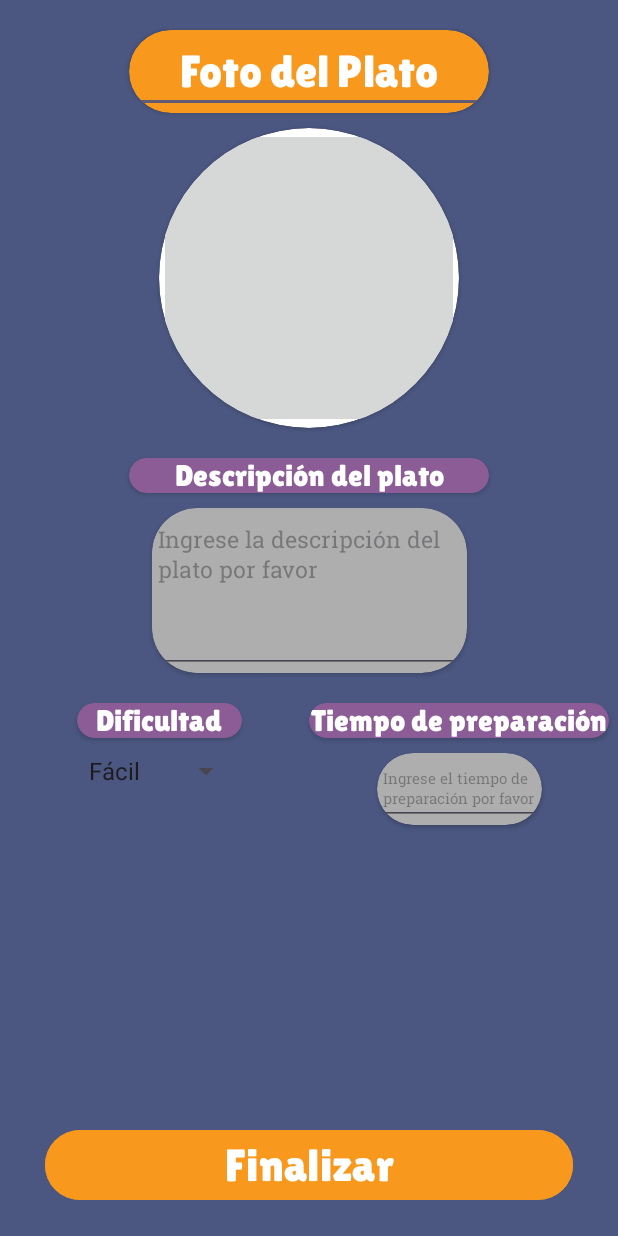
After one commit to Andrezuu/PoPiPa, an Android app: the Descripcion_Dificultad__YMas_Receta screen opened directly, with no data from a screen before it, on a phone screen of 412 x 824 dp. The commit adds this screen. Run offline under Robolectric (Android 15) with nearby library versions, the phone set to English and light mode, and no system bars.

Commit message:
Segunda pantalla de creacion de recetas. Dificultad, descripcion, tiempo y foto de la receta.

```diff
--- a/app/src/main/AndroidManifest.xml
+++ b/app/src/main/AndroidManifest.xml
@@ -5,7 +5,6 @@
     <uses-permission android:name="android.permission.INTERNET" />
     <uses-permission android:name="android.permission.READ_EXTERNAL_STORAGE" />
     <uses-permission android:name="android.permission.WRITE_EXTERNAL_STORAGE" />
-
 
     <application
         android:allowBackup="true"
@@ -17,6 +16,9 @@
         android:supportsRtl="true"
         android:theme="@style/Theme.Popipa"
         tools:targetApi="31">
+        <activity
+            android:name=".Descripcion_Dificultad__YMas_Receta"
+            android:exported="false" />
         <activity
             android:name=".AgregacionRecetas"
             android:exported="false" />
--- a/app/src/main/java/com/example/popipa/AgregacionRecetas.kt
+++ b/app/src/main/java/com/example/popipa/AgregacionRecetas.kt
@@ -46,6 +46,16 @@ class AgregacionRecetas : AppCompatActivity() {
             onImagenNuevoPasoClicked(itemCreacionPasoBinding.imagenPaso)
         }
     }
+    // Funciones para cambiar de pantallas
+    fun onVolverButtonClickedFromAgregarRe(view: View) {
+        val intent = Intent(this, MainMenuActivity::class.java)
+        startActivity(intent)
+        finish()
+    }
+    fun onHechoButtonClickedFromAgregarRe(view: View){
+        val intent = Intent(this, Descripcion_Dificultad__YMas_Receta::class.java)
+        startActivity(intent)
+    }
 
     fun abrirGaleria(result: ActivityResult) {
         if (result.resultCode == RESULT_OK) {
@@ -68,12 +78,6 @@ class AgregacionRecetas : AppCompatActivity() {
         intent.type = "image/*"
         galeriaLauncher.launch(intent)
         itemCreacionPasoBinding = ItemCreacionPasoBinding.inflate(layoutInflater)
-    }
-
-    fun onVolverButtonClickedFromAgregarRe(view: View) {
-        val intent = Intent(this, MainMenuActivity::class.java)
-        startActivity(intent)
-        finish()
     }
 
     fun onAgregarIngrediente(view: View) {
--- /dev/null
+++ b/app/src/main/java/com/example/popipa/Descripcion_Dificultad__YMas_Receta.kt
@@ -0,0 +1,56 @@
+package com.example.popipa
+
+import android.R
+import android.content.Context
+import android.content.Intent
+import androidx.appcompat.app.AppCompatActivity
+import android.os.Bundle
+import android.view.View
+import android.widget.AdapterView
+import android.widget.ArrayAdapter
+import android.widget.Toast
+import com.example.popipa.databinding.ActivityDescripcionDificultadYmasRecetaBinding
+
+class Descripcion_Dificultad__YMas_Receta : AppCompatActivity() {
+
+    lateinit var binding:ActivityDescripcionDificultadYmasRecetaBinding
+    var spinnerSelected = ""
+    val context: Context = this
+
+    override fun onCreate(savedInstanceState: Bundle?) {
+        super.onCreate(savedInstanceState)
+        binding = ActivityDescripcionDificultadYmasRecetaBinding.inflate(layoutInflater)
+        setContentView(binding.root)
+        initSpiner()
+    }
+    //Funcion para cambiar de pantalla
+    fun onFinalizarButtonClicked(view: View) {
+        val intent = Intent(this, MainMenuActivity::class.java)
+        startActivity(intent)
+        finish()
+    }
+    fun initSpiner(){
+        val dataList = mutableListOf<String>()
+        dataList.add("Fácil")
+        dataList.add("Medio")
+        dataList.add("Difícil")
+        val adapter = ArrayAdapter(
+            this,
+            R.layout.simple_spinner_item,
+            dataList
+        )
+        binding.spinnerDificultad.adapter = adapter
+        binding.spinnerDificultad.onItemSelectedListener = object :
+            AdapterView.OnItemSelectedListener{
+            override fun onItemSelected(p0: AdapterView<*>?, p1: View?, position: Int, p3: Long) {
+                binding.textViewSelectedSpinner.text = dataList[position]
+                spinnerSelected = dataList[position]
+                Toast.makeText(this@Descripcion_Dificultad__YMas_Receta,"Seleccionaste $spinnerSelected", Toast.LENGTH_SHORT).show()
+            }
+
+            override fun onNothingSelected(p0: AdapterView<*>?) {
+            }
+
+        }
+    }
+}
--- a/app/src/main/res/layout/activity_agregacion_recetas.xml
+++ b/app/src/main/res/layout/activity_agregacion_recetas.xml
@@ -21,14 +21,15 @@
     <Button
         android:layout_width="120dp"
         android:layout_height="32dp"
-        android:text="@string/finalizar"
+        android:text="@string/hecho"
         android:textColor="@color/black"
-        android:textSize="14dp"
+        android:textSize="13dp"
         android:fontFamily="@font/lilita"
         android:layout_margin="10dp"
         app:layout_constraintTop_toTopOf="parent"
         app:layout_constraintRight_toRightOf="parent"
-        android:backgroundTint="@color/gray">
+        android:backgroundTint="@color/gray"
+        android:onClick="onHechoButtonClickedFromAgregarRe">
     </Button>
     <androidx.cardview.widget.CardView
         android:id="@+id/titulo_categoria"
@@ -38,7 +39,7 @@
         app:cardCornerRadius="30dp"
         android:layout_marginHorizontal="40dp"
         android:layout_marginTop="10dp">
-        <TextView
+        <EditText
             android:layout_width="match_parent"
             android:layout_height="match_parent"
             android:hint="@string/tituloCategoria"
@@ -48,7 +49,7 @@
             android:padding="15dp"
             android:fontFamily="@font/lilita"
             android:textColor="@color/white">
-        </TextView>
+        </EditText>
     </androidx.cardview.widget.CardView>
     <androidx.cardview.widget.CardView
         android:id="@+id/titulo_receta"
@@ -58,7 +59,7 @@
         app:cardCornerRadius="30dp"
         android:layout_marginHorizontal="80dp"
         android:layout_marginTop="10dp">
-        <TextView
+        <EditText
             android:layout_width="match_parent"
             android:layout_height="match_parent"
             android:hint="@string/tituloReceta"
@@ -68,7 +69,7 @@
             android:padding="15dp"
             android:fontFamily="@font/lilita"
             android:textColor="@color/white">
-        </TextView>
+        </EditText>
     </androidx.cardview.widget.CardView>
 
     <androidx.cardview.widget.CardView
--- /dev/null
+++ b/app/src/main/res/layout/activity_descripcion_dificultad_ymas_receta.xml
@@ -0,0 +1,189 @@
+<?xml version="1.0" encoding="utf-8"?>
+<androidx.constraintlayout.widget.ConstraintLayout xmlns:android="http://schemas.android.com/apk/res/android"
+    xmlns:app="http://schemas.android.com/apk/res-auto"
+    xmlns:tools="http://schemas.android.com/tools"
+    android:layout_width="match_parent"
+    android:layout_height="match_parent"
+    tools:context=".Descripcion_Dificultad__YMas_Receta"
+    android:background="@color/blue">
+
+    <androidx.cardview.widget.CardView
+        android:id="@+id/card_view_foto_plato_texto"
+        android:layout_width="240dp"
+        android:layout_height="wrap_content"
+        app:layout_constraintLeft_toLeftOf="parent"
+        app:layout_constraintRight_toRightOf="parent"
+        app:layout_constraintTop_toTopOf="parent"
+        android:layout_marginTop="20dp"
+        app:cardCornerRadius="30dp"
+        app:cardBackgroundColor="@color/orange">
+        <EditText
+            android:layout_width="match_parent"
+            android:layout_height="match_parent"
+            android:text="@string/fotoPlato"
+            android:fontFamily="@font/lilita"
+            android:textColor="@color/white"
+            android:textSize="30dp"
+            android:gravity="center">
+        </EditText>
+    </androidx.cardview.widget.CardView>
+
+    <androidx.cardview.widget.CardView
+        android:id="@+id/card_view_foto_plato"
+        android:layout_width="200dp"
+        android:layout_height="200dp"
+        app:cardCornerRadius="140dp"
+        app:layout_constraintLeft_toLeftOf="parent"
+        app:layout_constraintRight_toRightOf="parent"
+        app:layout_constraintTop_toBottomOf="@id/card_view_foto_plato_texto"
+        android:layout_marginTop="10dp">
+
+        <ImageButton
+            android:id="@+id/foto_plato"
+            android:layout_width="match_parent"
+            android:layout_height="match_parent"
+            app:layout_constraintEnd_toEndOf="parent"
+            app:layout_constraintStart_toStartOf="parent"
+            app:layout_constraintTop_toBottomOf="@+id/boton_volver">
+        </ImageButton>
+    </androidx.cardview.widget.CardView>
+    <androidx.cardview.widget.CardView
+        android:id="@+id/card_view_descripcion_texto"
+        android:layout_width="240dp"
+        android:layout_height="wrap_content"
+        app:layout_constraintTop_toBottomOf="@id/card_view_foto_plato"
+        app:layout_constraintStart_toStartOf="parent"
+        app:layout_constraintEnd_toEndOf="parent"
+        android:layout_marginTop="20dp"
+        app:cardBackgroundColor="@color/purple"
+        app:cardCornerRadius="30dp">
+        <TextView
+            android:layout_width="match_parent"
+            android:layout_height="match_parent"
+            android:text="@string/descripcionPlato"
+            android:textColor="@color/white"
+            android:textSize="20dp"
+            android:fontFamily="@font/lilita"
+            android:gravity="center">
+        </TextView>
+    </androidx.cardview.widget.CardView>
+    <androidx.cardview.widget.CardView
+        android:id="@+id/card_view_descripcion"
+        android:layout_width="210dp"
+        android:layout_height="110dp"
+        app:layout_constraintTop_toBottomOf="@id/card_view_descripcion_texto"
+        android:layout_marginTop="10dp"
+        app:layout_constraintStart_toStartOf="parent"
+        app:layout_constraintEnd_toEndOf="parent"
+        app:cardCornerRadius="30dp"
+        app:cardBackgroundColor="@color/gray2">
+        <EditText
+            android:layout_width="match_parent"
+            android:layout_height="match_parent"
+            android:hint="@string/ingresarDescripcionPlato"
+            android:fontFamily="@font/roboto"
+            android:textColor="@color/black"
+            android:gravity="top|left"
+            android:textSize="15sp"
+            android:maxLines="4">
+        </EditText>
+    </androidx.cardview.widget.CardView>
+    <androidx.cardview.widget.CardView
+        android:id="@+id/card_view_dificultad_texto"
+        android:layout_width="110dp"
+        android:layout_height="wrap_content"
+        app:layout_constraintTop_toBottomOf="@id/card_view_descripcion"
+        app:layout_constraintStart_toStartOf="parent"
+        app:layout_constraintEnd_toEndOf="parent"
+        android:layout_marginTop="20dp"
+        android:layout_marginRight="200dp"
+        app:cardBackgroundColor="@color/purple"
+        app:cardCornerRadius="30dp">
+        <TextView
+            android:layout_width="match_parent"
+            android:layout_height="match_parent"
+            android:fontFamily="@font/lilita"
+            android:text="@string/dificultad"
+            android:gravity="center"
+            android:textColor="@color/white"
+            android:textSize="20sp">
+        </TextView>
+    </androidx.cardview.widget.CardView>
+    <Spinner
+        android:id="@+id/spinnerDificultad"
+        android:layout_width="110dp"
+        android:layout_height="wrap_content"
+        app:layout_constraintTop_toBottomOf="@id/card_view_dificultad_texto"
+        app:layout_constraintStart_toStartOf="@id/card_view_dificultad_texto"
+        app:layout_constraintEnd_toEndOf="@id/card_view_dificultad_texto"
+        android:layout_marginTop="10dp">
+    </Spinner>
+
+    <TextView
+        android:id="@+id/text_view_selected_spinner"
+        android:layout_width="110dp"
+        android:layout_height="wrap_content"
+        android:textSize="14dp"
+        android:fontFamily="@font/lilita"
+        android:textColor="@color/black"
+        app:layout_constraintTop_toBottomOf="@id/spinnerDificultad"
+        app:layout_constraintStart_toStartOf="@id/spinnerDificultad"
+        app:layout_constraintEnd_toEndOf="@id/spinnerDificultad"
+        android:visibility="invisible">
+    </TextView>
+
+    <androidx.cardview.widget.CardView
+        android:id="@+id/card_view_tiempo_preparacion_text"
+        android:layout_width="200dp"
+        android:layout_height="wrap_content"
+        app:layout_constraintTop_toBottomOf="@id/card_view_descripcion"
+        app:layout_constraintStart_toStartOf="parent"
+        app:layout_constraintEnd_toEndOf="parent"
+        android:layout_marginTop="20dp"
+        android:layout_marginLeft="200dp"
+        app:cardBackgroundColor="@color/purple"
+        app:cardCornerRadius="30dp">
+        <TextView
+            android:layout_width="match_parent"
+            android:layout_height="match_parent"
+            android:fontFamily="@font/lilita"
+            android:text="@string/tiempoPreparacion"
+            android:gravity="center"
+            android:textColor="@color/white"
+            android:textSize="20sp">
+        </TextView>
+    </androidx.cardview.widget.CardView>
+    <androidx.cardview.widget.CardView
+        android:layout_width="110dp"
+        android:layout_height="wrap_content"
+        app:layout_constraintTop_toBottomOf="@id/card_view_tiempo_preparacion_text"
+        app:layout_constraintLeft_toLeftOf="@id/card_view_tiempo_preparacion_text"
+        app:layout_constraintRight_toRightOf="@id/card_view_tiempo_preparacion_text"
+        android:layout_marginTop="10dp"
+        app:cardBackgroundColor="@color/gray2"
+        app:cardCornerRadius="30dp">
+        <EditText
+            android:layout_width="match_parent"
+            android:layout_height="match_parent"
+            android:hint="@string/ingreseTiempoPreparacion"
+            android:fontFamily="@font/roboto"
+            android:textColor="@color/black"
+            android:textSize="10sp"
+            android:gravity="top|left"
+            android:maxLength="8">
+        </EditText>
+    </androidx.cardview.widget.CardView>
+
+    <Button
+        android:layout_width="match_parent"
+        android:layout_height="wrap_content"
+        app:layout_constraintBottom_toBottomOf="parent"
+        android:layout_marginHorizontal="30dp"
+        android:layout_marginBottom="20dp"
+        android:text="@string/finalizar"
+        android:fontFamily="@font/lilita"
+        android:textSize="30sp"
+        android:backgroundTint="@color/orange"
+        android:onClick="onFinalizarButtonClicked">
+    </Button>
+</androidx.constraintlayout.widget.ConstraintLayout>
--- a/app/src/main/res/layout/item_creacion_paso.xml
+++ b/app/src/main/res/layout/item_creacion_paso.xml
@@ -29,7 +29,7 @@
         android:ellipsize="end"
         android:fontFamily="@font/roboto"
         android:maxLines="8"
-        android:hint="@string/ingresarDescripcion"
+        android:hint="@string/ingresarDescripcionPaso"
         android:textColor="@color/black"
         android:layout_marginStart="16dp"
         android:textSize="16sp"
--- a/app/src/main/res/values/strings.xml
+++ b/app/src/main/res/values/strings.xml
@@ -38,5 +38,13 @@
     <string name="aumentar">+</string>
     <string name="nombreIngrediente">Nombre Ingrediente</string>
     <string name="cantidadRequerida">Cantidad Requerida</string>
-    <string name="ingresarDescripcion">Ingrese la descripción del plato por favor</string>
+    <string name="ingresarDescripcionPlato">Ingrese la descripción del plato por favor</string>
+    <string name="hecho">Hecho</string>
+    <string name="fotoPlato">Foto del Plato</string>
+    <string name="descripcionPlato">Descripción del plato</string>
+    <string name="ingresarDescripcionPaso">Ingrese la descripción del paso por favor</string>
+    <string name="dificultad">Dificultad</string>
+    <string name="tiempoPreparacion">Tiempo de preparación</string>
+    <string name="ingreseTiempoPreparacion">Ingrese el tiempo de preparación por favor</string>
+
 </resources>
```
